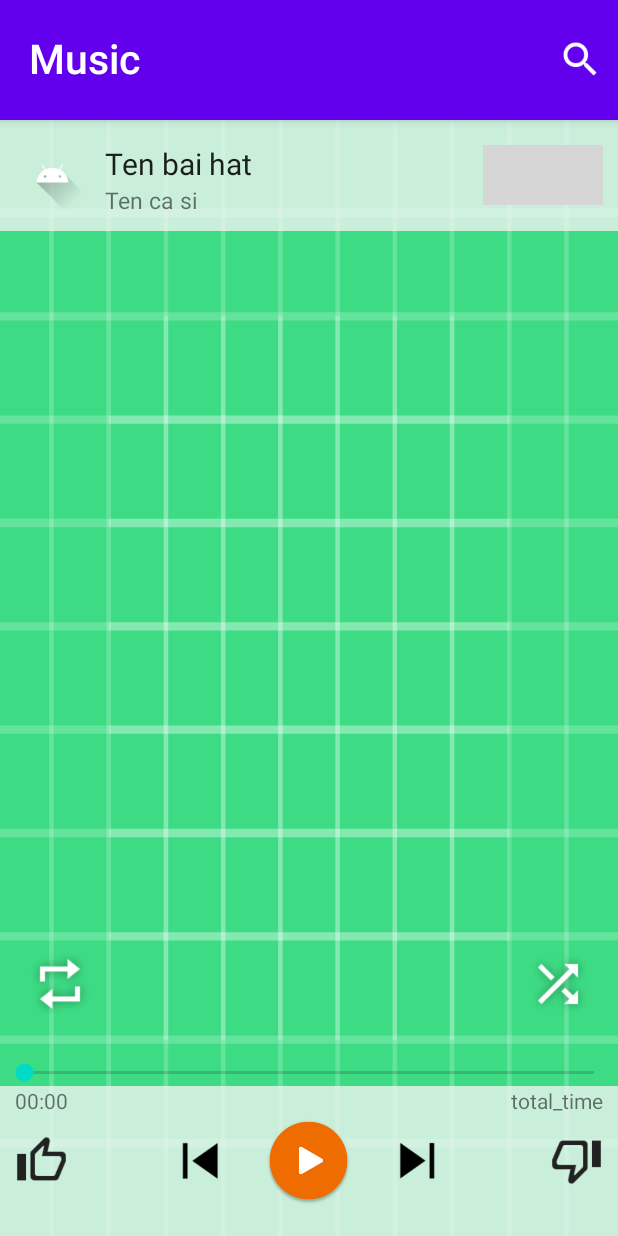
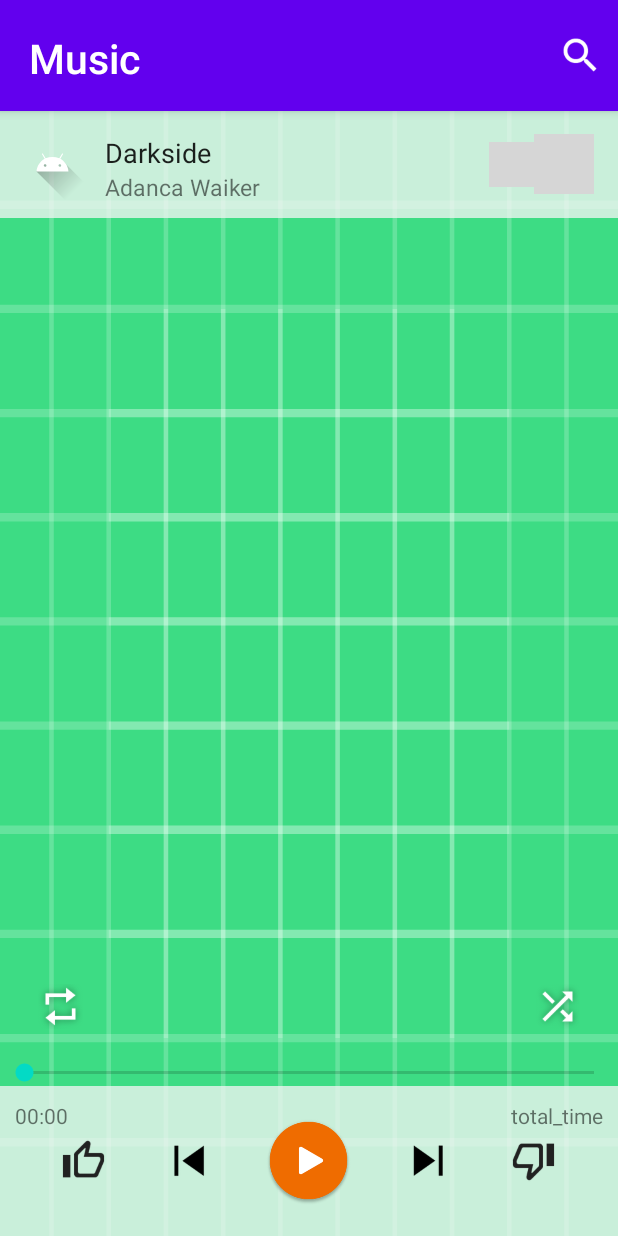
Before and after one commit to TuanTeo/MusicApplication, an Android app: the fragment MediaPlaybackFragment placed in its activity, on a phone screen of 412 x 824 dp. Run offline under Robolectric (Android 15) with nearby library versions, the phone set to English and light mode, and no system bars; grey boxes are pictures that could not be loaded.

Commit message:
Update 2/10: Điểm điểm ALlSongFragment

```diff
--- a/app/src/main/AndroidManifest.xml
+++ b/app/src/main/AndroidManifest.xml
@@ -9,6 +9,10 @@
         android:roundIcon="@mipmap/ic_launcher_round"
         android:supportsRtl="true"
         android:theme="@style/AppTheme">
+        <activity android:name=".activity.MediaPlaybackActivity">
+
+        </activity>
+
         <activity android:name=".activity.MainActivity">
             <intent-filter>
                 <action android:name="android.intent.action.MAIN" />
--- a/app/src/main/java/com/bkav/musicapplication/SongAdapter.java
+++ b/app/src/main/java/com/bkav/musicapplication/SongAdapter.java
@@ -6,6 +6,7 @@ import android.view.LayoutInflater;
 import android.view.View;
 import android.view.ViewGroup;
 import android.widget.ImageButton;
+import android.widget.LinearLayout;
 import android.widget.TextView;
 
 import androidx.annotation.NonNull;
@@ -39,19 +40,29 @@ public class SongAdapter extends RecyclerView.Adapter<SongAdapter.SongViewHolder
 
     @Override
     public void onBindViewHolder(@NonNull SongViewHolder holder, int position) {
-//        mDefaultTypeFace = holder.mSongNameItem. ;
-        holder.mSerialSongNumberTextView.setText((position + 1) + "");
+        //Set Name song
         holder.mSongNameItemTextView.setText(mListSongAdapter.get(position).getSongName());
 
+        //Set font
         if (Build.VERSION.SDK_INT >= Build.VERSION_CODES.M) {
             if (mLastItemPositionInt == position) {
                 holder.mSongNameItemTextView.setTextAppearance(R.style.SongTheme_NameSongClickOverLay);
-
                 //TODO ve tim hieu them
             } else {
                 holder.mSongNameItemTextView.setTextAppearance(R.style.SongTheme_NameSongOverLay);
             }
         }
+
+        //Set Serial
+        if (mLastItemPositionInt == position) {
+            holder.mSerialSongNumberTextView.setVisibility(View.INVISIBLE);
+            holder.mPlayingSongImageLinearLayout.setVisibility(View.VISIBLE);
+        } else {
+            holder.mSerialSongNumberTextView.setText((position + 1) + "");
+            holder.mSerialSongNumberTextView.setVisibility(View.VISIBLE);
+            holder.mPlayingSongImageLinearLayout.setVisibility(View.GONE);
+        }
+
     }
 
     @Override
@@ -67,6 +78,7 @@ public class SongAdapter extends RecyclerView.Adapter<SongAdapter.SongViewHolder
         private TextView mSongNameItemTextView;
         private TextView mTotalTimeSongItemTextView;
         private ImageButton mSongDetailItemImageButton;
+        private LinearLayout mPlayingSongImageLinearLayout;
 
         /**
          * Constructor of Song View Holder
@@ -81,6 +93,7 @@ public class SongAdapter extends RecyclerView.Adapter<SongAdapter.SongViewHolder
             mSongNameItemTextView = itemView.findViewById(R.id.song_name_item_textview);
             mTotalTimeSongItemTextView = itemView.findViewById(R.id.total_time_song_item_textview);
             mSongDetailItemImageButton = itemView.findViewById(R.id.song_detail_item);
+            mPlayingSongImageLinearLayout = itemView.findViewById(R.id.playing_icon_layout);
             itemView.setOnClickListener(this);
         }
 
--- a/app/src/main/java/com/bkav/musicapplication/activity/AllSongFragment.java
+++ b/app/src/main/java/com/bkav/musicapplication/activity/AllSongFragment.java
@@ -1,5 +1,6 @@
 package com.bkav.musicapplication.activity;
 
+import android.content.Intent;
 import android.os.Bundle;
 import android.view.LayoutInflater;
 import android.view.View;
@@ -29,6 +30,11 @@ public class AllSongFragment extends Fragment {
     private RecyclerView mRecyclerView; //Recycleview object
     private MainActivity mainActivity;
 
+//    //Constructor
+//    public AllSongFragment(MainActivity mainActivity){
+//        this.mainActivity = mainActivity;
+//    }
+
     /**
      * Create all Items RecycleView
      *
@@ -51,13 +57,13 @@ public class AllSongFragment extends Fragment {
      */
     public void initListSong(ArrayList<Song> listSong) {
         listSong.add(new Song(R.raw.bangkhuang,
-                R.drawable.ic_reason_album, "Bang Khuang", "JusterT"));
+                R.drawable.ic_reason_album, "Anh Đếch Cần Gì Nhiều Ngoài Em", "JusterT"));
         listSong.add(new Song(R.raw.bewithyou,
-                R.drawable.ic_reason_album, "Be With You", "Han Quoc"));
+                R.drawable.ic_reason_album, "Bài Này Chill Phết", "Han Quoc"));
         listSong.add(new Song(R.raw.bangkhuang,
                 R.drawable.ic_reason_album, "La ai mang nang di xa La ai mang nang di xaLa ai mang nang di xaLa ai mang nang di xa", "JusterT"));
         listSong.add(new Song(R.raw.bangkhuang,
-                R.drawable.ic_reason_album, "Noi ta dung chan", "JusterT"));
+                R.drawable.ic_reason_album, "Darkside", "JusterT"));
         listSong.add(new Song(R.raw.bangkhuang,
                 R.drawable.ic_reason_album, "Anh da sai", "JusterT"));
         listSong.add(new Song(R.raw.bangkhuang,
@@ -92,13 +98,10 @@ public class AllSongFragment extends Fragment {
         mSmallPlayRelativeLayout.setOnClickListener(new View.OnClickListener() {
             @Override
             public void onClick(View v) {
-                MediaPlaybackFragment mediaPlaybackFragment = new MediaPlaybackFragment();
-                getActivity().getSupportFragmentManager()
-                        .beginTransaction().addToBackStack(null)
-                        .replace(R.id.main_view, mediaPlaybackFragment)
-                        .commit();
-
+                Intent intent = new Intent(getActivity().getApplicationContext(), MediaPlaybackActivity.class);
+                startActivity(intent);
             }
         });
     }
+
 }
--- a/app/src/main/res/layout/activity_main.xml
+++ b/app/src/main/res/layout/activity_main.xml
@@ -8,7 +8,7 @@
     <com.google.android.material.appbar.AppBarLayout
         android:theme="@style/AppTheme.AppBarOverlay"
         android:layout_width="match_parent"
-        android:layout_height="80dp">
+        android:layout_height="74dp">
 
         <androidx.appcompat.widget.Toolbar
             android:id="@+id/toolbar_main"
--- a/app/src/main/res/layout/media_playback_fragment.xml
+++ b/app/src/main/res/layout/media_playback_fragment.xml
@@ -45,8 +45,9 @@
 
         <ImageButton
             android:id="@+id/media_allsong_button"
-            android:layout_width="40dp"
-            android:layout_height="40dp"
+            android:layout_width="30dp"
+            android:layout_height="30dp"
+            android:layout_marginLeft="2dp"
             android:layout_centerVertical="true"
             android:layout_toLeftOf="@+id/media_setting_button"
             android:adjustViewBounds="true"
@@ -60,6 +61,7 @@
             android:layout_height="40dp"
             android:layout_alignParentRight="true"
             android:layout_centerVertical="true"
+            android:layout_marginRight="6dp"
             android:background="#00FFFFFF"
             android:scaleType="fitCenter"
             android:src="@drawable/ic_menu_moreoverflow_card_dark_active" />
@@ -75,26 +77,26 @@
 
         <ImageButton
             android:id="@+id/media_repeat_button"
-            android:layout_marginBottom="30dp"
-            android:layout_marginLeft="20dp"
+            android:layout_marginBottom="20dp"
+            android:layout_marginLeft="25dp"
             android:layout_above="@+id/seek_bar_play_song"
             android:src="@drawable/ic_repeat_white"
             android:background="#00FFFFFF"
-            android:layout_width="40dp"
+            android:layout_width="30dp"
             android:scaleType="fitCenter"
-            android:layout_height="40dp"/>
+            android:layout_height="30dp"/>
 
         <ImageButton
             android:id="@+id/media_shuffle_button"
-            android:layout_marginBottom="30dp"
-            android:layout_marginRight="20dp"
+            android:layout_marginBottom="20dp"
+            android:layout_marginRight="25dp"
             android:layout_alignParentRight="true"
             android:layout_above="@+id/seek_bar_play_song"
             android:src="@drawable/ic_shuffle_white"
             android:background="#00FFFFFF"
-            android:layout_width="40dp"
+            android:layout_width="30dp"
             android:scaleType="fitCenter"
-            android:layout_height="40dp"/>
+            android:layout_height="30dp"/>
 
         <SeekBar
             android:layout_alignParentBottom="true"
@@ -114,6 +116,7 @@
             android:id="@+id/current_time_playing"
             android:text="00:00"
             android:layout_marginLeft="10dp"
+            android:layout_marginTop="10dp"
             android:layout_alignParentTop="true"
             android:layout_alignParentLeft="true"
             android:layout_width="wrap_content"
@@ -123,6 +126,7 @@
             android:id="@+id/total_time_playing"
             android:text="total_time"
             android:layout_marginRight="10dp"
+            android:layout_marginTop="10dp"
             android:layout_alignParentTop="true"
             android:layout_alignParentRight="true"
             android:layout_width="wrap_content"
@@ -130,21 +134,21 @@
 
         <ImageButton
             android:id="@+id/media_like_button"
-            android:layout_width="35dp"
-            android:layout_height="35dp"
-            android:layout_alignParentLeft="true"
+            android:layout_width="30dp"
+            android:layout_height="30dp"
+            android:layout_toLeftOf="@+id/media_prev_button"
             android:layout_centerVertical="true"
-            android:layout_marginLeft="10dp"
+            android:layout_marginRight="40dp"
             android:background="#00FFFFFF"
             android:scaleType="fitCenter"
             android:src="@drawable/ic_thumbs_up_default" />
 
         <ImageButton
             android:id="@+id/media_prev_button"
-            android:layout_width="35dp"
-            android:layout_height="35dp"
+            android:layout_width="30dp"
+            android:layout_height="30dp"
             android:layout_centerVertical="true"
-            android:layout_marginRight="20dp"
+            android:layout_marginRight="30dp"
             android:layout_toLeftOf="@+id/media_play_button"
             android:background="#00FFFFFF"
             android:scaleType="fitCenter"
@@ -162,10 +166,10 @@
 
         <ImageButton
             android:id="@+id/media_next_button"
-            android:layout_width="35dp"
-            android:layout_height="35dp"
+            android:layout_width="30dp"
+            android:layout_height="30dp"
             android:layout_centerVertical="true"
-            android:layout_marginLeft="20dp"
+            android:layout_marginLeft="30dp"
             android:layout_toRightOf="@+id/media_play_button"
             android:background="#00FFFFFF"
             android:scaleType="fitCenter"
@@ -173,11 +177,11 @@
 
         <ImageButton
             android:id="@+id/media_dislike_button"
-            android:layout_width="35dp"
-            android:layout_height="35dp"
-            android:layout_alignParentRight="true"
+            android:layout_width="30dp"
+            android:layout_height="30dp"
+            android:layout_toRightOf="@+id/media_next_button"
+            android:layout_marginLeft="40dp"
             android:layout_centerVertical="true"
-            android:layout_marginRight="10dp"
             android:background="#00FFFFFF"
             android:scaleType="fitCenter"
             android:src="@drawable/ic_thumbs_down_default" />
--- a/app/src/main/res/values/strings.xml
+++ b/app/src/main/res/values/strings.xml
@@ -1,6 +1,6 @@
 <resources>
     <string name="app_name">Music</string>
     <string name="seach_item_title">Seach</string>
-    <string name="name_current_song_label">Ten bai hat</string>
-    <string name="singer_name_current_song_label">Ten ca si</string>
+    <string name="name_current_song_label">Darkside</string>
+    <string name="singer_name_current_song_label">Adanca Waiker</string>
 </resources>
--- a/app/src/main/res/values/styles.xml
+++ b/app/src/main/res/values/styles.xml
@@ -4,10 +4,7 @@
         <!-- Customize your theme here. -->
         <item name="colorPrimary">@color/colorPrimary</item>
         <item name="colorPrimaryDark">@color/colorPrimaryDark</item>
-        <item name="colorAccent">@color/colorAccent</item>z
-
-        <!-- Hide ActionBar -->
-        <item name="android:windowActionBar">false</item>
+        <item name="colorAccent">@color/colorAccent</item>
     </style>
 
     <style name="AppTheme.NoActionBar">
@@ -22,11 +19,11 @@
         parent="ThemeOverlay.AppCompat.Dark" />
 
     <style name="SongTheme.NameSongOverLay" parent="Base.TextAppearance.AppCompat">
-        <item name="android:textSize">20sp</item>
+        <item name="android:textSize">18sp</item>
     </style>
 
     <style name="SongTheme.NameSongClickOverLay" parent="Base.TextAppearance.AppCompat.Body2">
-        <item name="android:textSize">22sp</item>
+        <item name="android:textSize">18sp</item>
     </style>
 
 </resources>
```
Also changed, not shown: app/src/main/java/com/bkav/musicapplication/activity/MainActivity.java (+10 -7 lines), app/src/main/java/com/bkav/musicapplication/activity/MediaPlaybackActivity.java (added, +21 -0 lines), app/src/main/res/layout/all_list_song_fragment.xml (+8 -7 lines), app/src/main/res/layout/media_playback_activity.xml (added, +7 -0 lines), app/src/main/res/layout/song_list_item.xml (+56 -19 lines).
